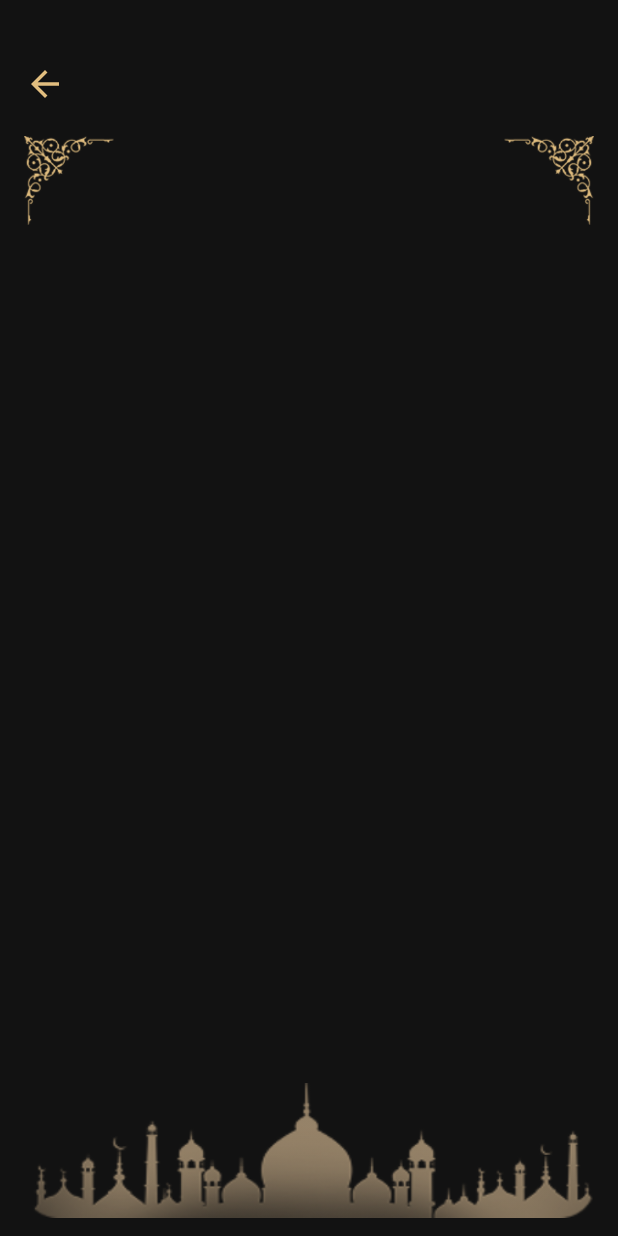
After one commit to UmairKhanDeveloper/Islamic_App, an Android app built with Jetpack Compose: the composable SuratDetailScreen called with empty values, on a phone screen of 412 x 824 dp. The commit adds this screen. Run offline under Robolectric (Android 15) with nearby library versions, the phone set to English and light mode, and no system bars.

Commit message:
surat screen

```diff
--- a/app/src/main/java/com/example/islamicapp/MainActivity.kt
+++ b/app/src/main/java/com/example/islamicapp/MainActivity.kt
@@ -9,6 +9,7 @@ import androidx.compose.foundation.layout.padding
 import androidx.compose.material3.Scaffold
 import androidx.compose.material3.Text
 import androidx.compose.runtime.Composable
+import androidx.compose.runtime.mutableIntStateOf
 import androidx.compose.runtime.mutableStateOf
 import androidx.compose.runtime.remember
 import androidx.compose.ui.Modifier
@@ -17,6 +18,7 @@ import androidx.navigation.compose.rememberNavController
 import com.example.islamicapp.screen.LanguageScreen
 import com.example.islamicapp.screen.NavEntry
 import com.example.islamicapp.screen.Navigation
+import com.example.islamicapp.screen.SuratDetailScreen
 import com.example.islamicapp.ui.theme.IslamicAppTheme
 
 class MainActivity : ComponentActivity() {
--- a/app/src/main/java/com/example/islamicapp/api/Constant.kt
+++ b/app/src/main/java/com/example/islamicapp/api/Constant.kt
@@ -3,5 +3,5 @@ package com.example.islamicapp.api
 object Constant {
     const val TIMEOUT = 10000L
     const val BASE_URL = "https://al-quran1.p.rapidapi.com/"
-    const val API_KEY = "d13fc68be4msh2c045069dc005dfp1d73ffjsn52571d038da8"
+    const val API_KEY = "1af23e1093msh0871e667f83fe9bp11edaajsn968c99a1b1c3"
 }
--- a/app/src/main/java/com/example/islamicapp/apiclient/Quran.kt
+++ b/app/src/main/java/com/example/islamicapp/apiclient/Quran.kt
@@ -1,5 +1,6 @@
 package com.example.islamicapp.apiclient
 
+import com.example.islamicapp.screen.X1
 import kotlinx.serialization.Serializable
 
 @Serializable
@@ -11,5 +12,5 @@ data class Quran(
     val total_verses: Int,
     val translation: String,
     val type: String,
-    val verses: Verses
+    val verses: Map<String, X1>
 )
--- a/app/src/main/java/com/example/islamicapp/screen/SplashScreen.kt
+++ b/app/src/main/java/com/example/islamicapp/screen/SplashScreen.kt
@@ -37,7 +37,7 @@ fun SplashScreen(navController: NavHostController) {
             )
         )
 
-        delay(500) // optional delay
+        delay(500)
 
         if (isOnBoardingCompleted) {
             navController.navigate(Screens.QuranScreen.route) {
--- /dev/null
+++ b/app/src/main/java/com/example/islamicapp/screen/SuratDetailScreen.kt
@@ -0,0 +1,158 @@
+package com.example.islamicapp.screen
+
+import android.annotation.SuppressLint
+import androidx.compose.foundation.Image
+import androidx.compose.foundation.background
+import androidx.compose.foundation.border
+import androidx.compose.foundation.clickable
+import androidx.compose.foundation.layout.Arrangement
+import androidx.compose.foundation.layout.Box
+import androidx.compose.foundation.layout.Column
+import androidx.compose.foundation.layout.Row
+import androidx.compose.foundation.layout.Spacer
+import androidx.compose.foundation.layout.fillMaxSize
+import androidx.compose.foundation.layout.fillMaxWidth
+import androidx.compose.foundation.layout.height
+import androidx.compose.foundation.layout.padding
+import androidx.compose.foundation.layout.size
+import androidx.compose.foundation.layout.width
+import androidx.compose.foundation.lazy.LazyColumn
+import androidx.compose.foundation.lazy.itemsIndexed
+import androidx.compose.foundation.shape.RoundedCornerShape
+import androidx.compose.material.Text
+import androidx.compose.material.icons.Icons
+import androidx.compose.material.icons.filled.ArrowBack
+import androidx.compose.material3.ExperimentalMaterial3Api
+import androidx.compose.material3.Icon
+import androidx.compose.runtime.Composable
+import androidx.compose.ui.Alignment
+import androidx.compose.ui.Modifier
+import androidx.compose.ui.graphics.Color
+import androidx.compose.ui.graphics.ColorFilter
+import androidx.compose.ui.layout.ContentScale
+import androidx.compose.ui.res.painterResource
+import androidx.compose.ui.text.font.FontWeight
+import androidx.compose.ui.text.style.TextAlign
+import androidx.compose.ui.unit.dp
+import androidx.compose.ui.unit.sp
+import androidx.navigation.NavController
+
+@OptIn(ExperimentalMaterial3Api::class)
+@SuppressLint("UnusedMaterial3ScaffoldPaddingParameter")
+@Composable
+fun SuratDetailScreen(
+    navController: NavController,
+    verses: List<String>,
+    id: Int?,
+    type: String,
+    description: String,
+    translation: String,
+    surahName: String,
+    surahNameAr: String,
+    totalVerses: Int
+) {
+    Column(
+        modifier = Modifier
+            .fillMaxSize()
+            .background(Color(0xFF121212))
+            .padding(horizontal = 16.dp, vertical = 12.dp)
+    ) {
+        Spacer(modifier = Modifier.height(30.dp))
+        Row(
+            verticalAlignment = Alignment.CenterVertically,
+            modifier = Modifier.fillMaxWidth()
+        ) {
+            Icon(
+                imageVector = Icons.Default.ArrowBack,
+                contentDescription = "Back",
+                tint = Color(0xFFE2BE7F),
+                modifier = Modifier
+                    .size(28.dp)
+                    .clickable { navController.popBackStack() }
+            )
+
+            Spacer(modifier = Modifier.weight(1f))
+
+            Text(
+                text = surahName,
+                fontWeight = FontWeight.Bold,
+                fontSize = 18.sp,
+                color = Color(0xFFE2BE7F)
+            )
+
+            Spacer(modifier = Modifier.weight(1f))
+        }
+
+        Spacer(modifier = Modifier.height(20.dp))
+
+        Row(
+            verticalAlignment = Alignment.CenterVertically,
+            horizontalArrangement = Arrangement.SpaceBetween,
+            modifier = Modifier.fillMaxWidth()
+        ) {
+            Image(
+                painter = painterResource(id = com.example.islamicapp.R.drawable.cornerr1),
+                contentDescription = null,
+                modifier = Modifier.size(60.dp),
+                colorFilter = ColorFilter.tint(Color(0xFFE2BE7F))
+            )
+
+            Text(
+                text = surahNameAr,
+                fontWeight = FontWeight.Bold,
+                fontSize = 24.sp,
+                color = Color(0xFFE2BE7F),
+                textAlign = TextAlign.Center
+            )
+
+            Image(
+                painter = painterResource(id = com.example.islamicapp.R.drawable.cornerr2),
+                contentDescription = null,
+                modifier = Modifier.size(60.dp),
+                colorFilter = ColorFilter.tint(Color(0xFFE2BE7F))
+            )
+        }
+
+        Spacer(modifier = Modifier.height(20.dp))
+
+        LazyColumn(
+            modifier = Modifier
+                .weight(1f)
+                .padding(vertical = 8.dp)
+        ) {
+            itemsIndexed(verses) { index, verse ->
+                if (verse.isNotBlank()) {
+                    Box(
+                        modifier = Modifier
+                            .fillMaxWidth()
+                            .padding(vertical = 6.dp)
+                            .border(
+                                width = 1.dp,
+                                color = Color(0xFFE2BE7F),
+                                shape = RoundedCornerShape(14.dp)
+                            )
+                            .background(Color.Transparent, shape = RoundedCornerShape(14.dp))
+                            .padding(vertical = 12.dp, horizontal = 16.dp)
+                    ) {
+                        Text(
+                            text = "[${index + 1}] $verse",
+                            fontSize = 18.sp,
+                            color = Color(0xFFE2BE7F),
+                            textAlign = TextAlign.Center,
+                            modifier = Modifier.fillMaxWidth()
+                        )
+                    }
+                }
+            }
+        }
+
+        Image(
+            painter = painterResource(id = com.example.islamicapp.R.drawable.mosque),
+            contentDescription = "mosque",
+            contentScale = ContentScale.FillBounds,
+            modifier = Modifier
+                .fillMaxWidth()
+                .height(90.dp)
+        )
+    }
+}
```
Also changed, not shown: app/src/main/java/com/example/islamicapp/screen/Navigation.kt (+57 -26 lines), app/src/main/java/com/example/islamicapp/screen/QuranScreen.kt (+64 -21 lines), 8 other files.
